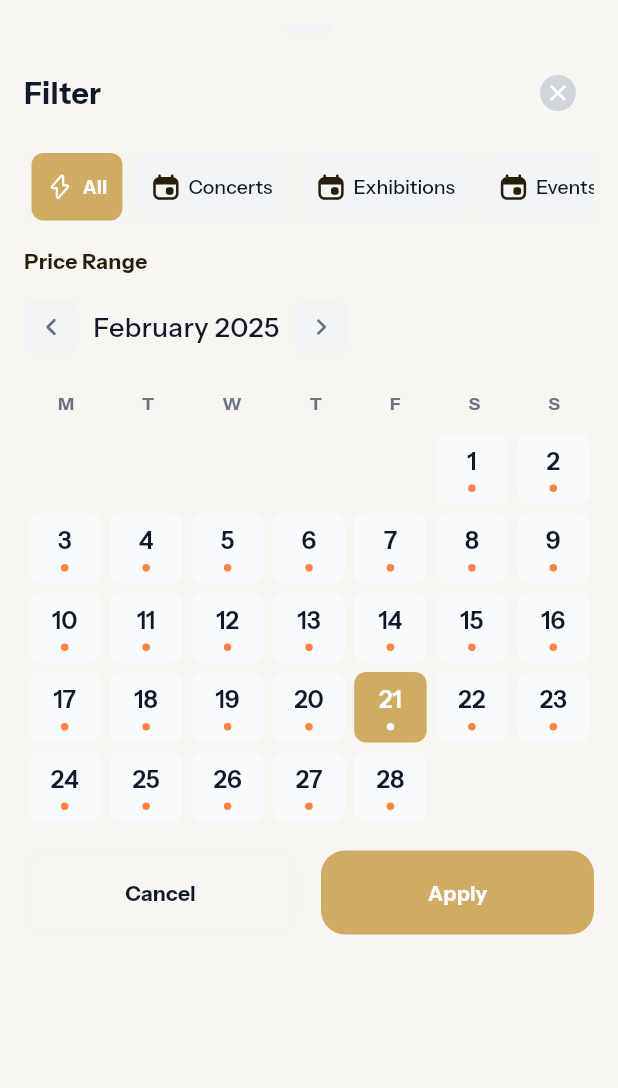
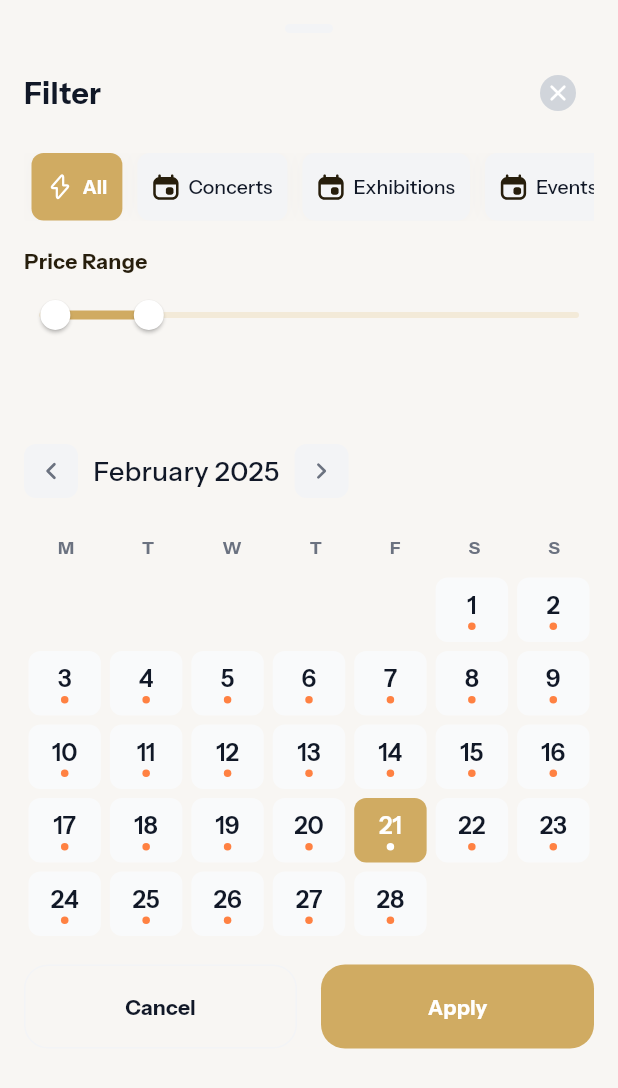
Before and after one commit to Xondamir-coder/soluxe_app, a Flutter app: the ExploreFilter widget shown alone on an empty page, opened directly, on a phone screen of 412 x 824 dp. Shown: the top 1088 px of the screen. Run offline on Flutter 3.47's test engine with Material 3 defaults, Android fonts, the phone set to English and light mode, and no system bars; our stand-ins replace flutter_svg, google_fonts, shared_preferences; accounts and stored records are empty; network calls fail.

Commit message:
date picker done, range price partially

```diff
--- a/lib/main.dart
+++ b/lib/main.dart
@@ -2,7 +2,6 @@ import 'package:flutter/material.dart';
 import 'package:google_fonts/google_fonts.dart';
 import 'package:soluxe/constants/colors.dart';
 import 'package:soluxe/screens/explore.dart';
-import 'package:soluxe/screens/home.dart';
 
 void main() {
   WidgetsFlutterBinding.ensureInitialized();
--- a/lib/screens/explore.dart
+++ b/lib/screens/explore.dart
@@ -46,8 +46,6 @@ class _ExploreScreenState extends State<ExploreScreen> {
 
   @override
   Widget build(BuildContext context) {
-    print('building explore');
-
     return GestureDetector(
       onTap: () => FocusScope.of(context).unfocus(),
       child: Scaffold(
--- a/lib/screens/home.dart
+++ b/lib/screens/home.dart
@@ -46,8 +46,6 @@ class _HomeScreenState extends State<HomeScreen> {
 
   @override
   Widget build(BuildContext context) {
-    print('building home');
-
     return GestureDetector(
       onTap: () => FocusScope.of(context).unfocus(),
       child: Scaffold(
--- a/lib/widgets/buttons/yellow_button.dart
+++ b/lib/widgets/buttons/yellow_button.dart
@@ -1,5 +1,4 @@
 import 'package:flutter/material.dart';
-import 'package:google_fonts/google_fonts.dart';
 import 'package:soluxe/constants/colors.dart';
 import 'package:soluxe/widgets/typography/my_text.dart';
 
--- a/lib/widgets/custom_date_picker.dart
+++ b/lib/widgets/custom_date_picker.dart
@@ -15,7 +15,131 @@ class CustomDatePicker extends StatefulWidget {
 }
 
 class _CustomDatePickerState extends State<CustomDatePicker> {
-  DateTime currentDate = DateTime.now(); // Tracks selected date
+  DateTime currentDate = DateTime.now();
+  double _opacity = 1.0; // Controls smooth fading
+
+  /// Changes the displayed month with a smooth transition
+  void _changeMonth(int direction) async {
+    setState(() {
+      _opacity = 0.0; // Fade out first
+    });
+
+    await Future.delayed(Duration(milliseconds: 200)); // Wait for fade-out
+
+    setState(() {
+      int targetYear = currentDate.year;
+      int targetMonth = currentDate.month + direction;
+
+      if (targetMonth < 1) {
+        targetYear -= 1;
+        targetMonth = 12;
+      } else if (targetMonth > 12) {
+        targetYear += 1;
+        targetMonth = 1;
+      }
+
+      int daysInTargetMonth = DateTime(targetYear, targetMonth + 1, 0).day;
+      int newDay = currentDate.day > daysInTargetMonth
+          ? daysInTargetMonth
+          : currentDate.day;
+
+      currentDate = DateTime(targetYear, targetMonth, newDay);
+      _opacity = 1.0; // Fade in after state update
+    });
+  }
+
+  /// Builds the calendar grid for the current month
+  Widget _buildCalendar() {
+    DateTime firstDayOfMonth = DateTime(currentDate.year, currentDate.month, 1);
+    int startingWeekday = firstDayOfMonth.weekday;
+    int daysInMonth = DateTime(currentDate.year, currentDate.month + 1, 0).day;
+
+    List<Widget> dayWidgets = [];
+    int dayCounter = 1;
+    int totalWeeks = ((startingWeekday - 1 + daysInMonth) / 7).ceil();
+
+    for (int i = 0; i < totalWeeks; i++) {
+      List<Widget> weekRow = [];
+
+      for (int j = 1; j <= 7; j++) {
+        if ((i == 0 && j < startingWeekday) || dayCounter > daysInMonth) {
+          weekRow.add(Expanded(child: SizedBox()));
+        } else {
+          DateTime day =
+              DateTime(currentDate.year, currentDate.month, dayCounter);
+          bool isSelected = day.day == currentDate.day;
+
+          weekRow.add(
+            Expanded(
+              child: Container(
+                margin: EdgeInsets.all(3),
+                child: AnimatedContainer(
+                  duration: const Duration(milliseconds: 300),
+                  decoration: BoxDecoration(
+                    color: isSelected
+                        ? AppColors.accentYellow
+                        : Color.fromRGBO(249, 250, 251, 1),
+                    borderRadius: BorderRadius.circular(8),
+                  ),
+                  child: Material(
+                    color: Colors.transparent,
+                    child: InkWell(
+                      onTap: () => _selectDate(day),
+                      borderRadius: BorderRadius.circular(8),
+                      splashColor: AppColors.accentYellow.withOpacity(0.2),
+                      highlightColor: AppColors.accentYellow.withOpacity(0.1),
+                      child: Padding(
+                        padding:
+                            EdgeInsets.symmetric(horizontal: 10, vertical: 8),
+                        child: Column(
+                          children: [
+                            AnimatedDefaultTextStyle(
+                              duration: const Duration(milliseconds: 300),
+                              style: GoogleFonts.instrumentSans(
+                                color: isSelected
+                                    ? Colors.white
+                                    : AppColors.deepBlue,
+                                fontSize: 16,
+                                fontWeight: FontWeight.w600,
+                              ),
+                              child: Text('${day.day}'),
+                            ),
+                            SizedBox(height: 2),
+                            AnimatedContainer(
+                              duration: const Duration(milliseconds: 300),
+                              width: 5,
+                              height: 5,
+                              decoration: BoxDecoration(
+                                color: isSelected
+                                    ? Colors.white
+                                    : Color.fromRGBO(255, 129, 66, 1),
+                                shape: BoxShape.circle,
+                              ),
+                            ),
+                          ],
+                        ),
+                      ),
+                    ),
+                  ),
+                ),
+              ),
+            ),
+          );
+          dayCounter++;
+        }
+      }
+
+      dayWidgets.add(Row(children: weekRow));
+    }
+
+    return AnimatedOpacity(
+      duration: Duration(milliseconds: 200),
+      opacity: _opacity,
+      child: Column(
+        children: dayWidgets,
+      ),
+    );
+  }
 
   @override
   Widget build(BuildContext context) {
@@ -97,115 +221,12 @@ class _CustomDatePickerState extends State<CustomDatePicker> {
     );
   }
 
-  /// Builds the calendar grid for the current month
-  Widget _buildCalendar() {
-    DateTime firstDayOfMonth = DateTime(currentDate.year, currentDate.month, 1);
-    int startingWeekday = firstDayOfMonth.weekday; // Monday = 1, Sunday = 7
-    int daysInMonth = DateTime(currentDate.year, currentDate.month + 1, 0).day;
-
-    List<Widget> dayWidgets = [];
-    int dayCounter = 1;
-
-    // Build weeks dynamically
-    for (int i = 0; i < 6; i++) {
-      // Max 6 weeks in a month
-      List<Widget> weekRow = [];
-
-      for (int j = 1; j <= 7; j++) {
-        if ((i == 0 && j < startingWeekday) || dayCounter > daysInMonth) {
-          // Empty cells before first day or after last day
-          weekRow.add(Expanded(child: SizedBox()));
-        } else {
-          DateTime day =
-              DateTime(currentDate.year, currentDate.month, dayCounter);
-          bool isSelected = day.day == currentDate.day;
-
-          weekRow.add(
-            Expanded(
-              child: Container(
-                margin: EdgeInsets.all(3),
-                child: AnimatedContainer(
-                  duration: const Duration(milliseconds: 300),
-                  decoration: BoxDecoration(
-                    color: isSelected
-                        ? AppColors.accentYellow
-                        : Color.fromRGBO(249, 250, 251, 1),
-                    borderRadius: BorderRadius.circular(8),
-                  ),
-                  child: Material(
-                    color: Colors.transparent,
-                    child: InkWell(
-                      onTap: () => _selectDate(day),
-                      borderRadius: BorderRadius.circular(8),
-                      splashColor:
-                          AppColors.accentYellow.withValues(alpha: 0.2),
-                      highlightColor:
-                          AppColors.accentYellow.withValues(alpha: 0.1),
-                      child: Padding(
-                        padding: EdgeInsets.symmetric(
-                          horizontal: 10,
-                          vertical: 8,
-                        ),
-                        child: Column(
-                          spacing: 2,
-                          children: [
-                            AnimatedDefaultTextStyle(
-                              duration: const Duration(milliseconds: 300),
-                              style: GoogleFonts.instrumentSans(
-                                color: isSelected
-                                    ? Colors.white
-                                    : AppColors.deepBlue,
-                                fontSize: 16,
-                                fontWeight: FontWeight.w600,
-                              ),
-                              child: Text('${day.day}'),
-                            ),
-                            SizedBox(height: 2),
-                            AnimatedContainer(
-                              duration: const Duration(milliseconds: 300),
-                              width: 5,
-                              height: 5,
-                              decoration: BoxDecoration(
-                                color: isSelected
-                                    ? Colors.white
-                                    : Color.fromRGBO(255, 129, 66, 1),
-                                shape: BoxShape.circle,
-                              ),
-                            ),
-                          ],
-                        ),
-                      ),
-                    ),
-                  ),
-                ),
-              ),
-            ),
-          );
-
-          dayCounter++;
-        }
-      }
-
-      dayWidgets.add(Row(children: weekRow));
-    }
-
-    return Column(children: dayWidgets);
-  }
-
-  /// Changes the displayed month
-  void _changeMonth(int direction) {
-    setState(() {
-      currentDate =
-          DateTime(currentDate.year, currentDate.month + direction, 1);
-    });
-  }
-
   /// Selects a new date and calls `onDateChange`
   void _selectDate(DateTime date) {
     setState(() {
       currentDate = date;
     });
 
-    widget.onDateChange(date); // Send selected date
+    widget.onDateChange(date);
   }
 }
--- a/lib/widgets/explore_filter.dart
+++ b/lib/widgets/explore_filter.dart
@@ -6,6 +6,7 @@ import 'package:soluxe/widgets/buttons/grey_outlined_button.dart';
 import 'package:soluxe/widgets/buttons/yellow_button.dart';
 import 'package:soluxe/widgets/category_tabs.dart';
 import 'package:soluxe/widgets/custom_date_picker.dart';
+import 'package:soluxe/widgets/price_range_slider.dart';
 import 'package:soluxe/widgets/typography/my_text.dart';
 
 class ExploreFilter extends StatefulWidget {
@@ -16,19 +17,23 @@ class ExploreFilter extends StatefulWidget {
 }
 
 class _ExploreFilterState extends State<ExploreFilter> {
+  final categories = ['All', 'Concerts', 'Exhibitions', 'Events', 'Others'];
+
+  late DateTime selectedDate;
   late final ValueNotifier<String> selectedCategory;
-  late DateTime selectedDate;
-  final categories = ['All', 'Concerts', 'Exhibitions', 'Events', 'Others'];
+  late final ValueNotifier<RangeValues> selectedPrice;
 
   @override
   void initState() {
     selectedCategory = ValueNotifier<String>(categories[0]);
+    selectedPrice = ValueNotifier<RangeValues>(RangeValues(50, 400));
     super.initState();
   }
 
   @override
   void dispose() {
-    selectedCategory.dispose(); // Dispose to prevent memory leaks
+    selectedCategory.dispose();
+    selectedPrice.dispose();
     super.dispose();
   }
 
@@ -64,14 +69,12 @@ class _ExploreFilterState extends State<ExploreFilter> {
           ),
           ValueListenableBuilder<String>(
             valueListenable: selectedCategory,
-            builder: (context, value, child) {
-              return CategoryTabs(
-                selectedCategory: value,
-                categories: categories,
-                iconPath: 'assets/icons/date.svg',
-                onCategorySelected: (val) => selectedCategory.value = val,
-              );
-            },
+            builder: (context, value, child) => CategoryTabs(
+              selectedCategory: value,
+              categories: categories,
+              iconPath: 'assets/icons/date.svg',
+              onCategorySelected: (val) => selectedCategory.value = val,
+            ),
           ),
           Align(
             alignment: Alignment.centerLeft,
@@ -79,6 +82,16 @@ class _ExploreFilterState extends State<ExploreFilter> {
               'Price Range',
               color: AppColors.darkBrown,
               fontWeight: FontWeight.w700,
+            ),
+          ),
+          ValueListenableBuilder<RangeValues>(
+            valueListenable: selectedPrice,
+            builder: (context, value, child) => SizedBox(
+              height: 80,
+              child: PriceRangeSlider(
+                selectedPrice: value,
+                onSelectPrice: (val) => selectedPrice.value = val,
+              ),
             ),
           ),
           CustomDatePicker(
--- /dev/null
+++ b/lib/widgets/price_range_slider.dart
@@ -0,0 +1,63 @@
+import 'package:flutter/material.dart';
+import 'package:soluxe/constants/colors.dart';
+
+class PriceRangeSlider extends StatelessWidget {
+  final RangeValues selectedPrice;
+  final Function(RangeValues) onSelectPrice;
+
+  const PriceRangeSlider({
+    super.key,
+    required this.selectedPrice,
+    required this.onSelectPrice,
+  });
+
+  @override
+  Widget build(BuildContext context) {
+    print('building slider');
+    return Column(
+      children: [
+        // Range Slider
+        SliderTheme(
+          data: SliderTheme.of(context).copyWith(
+            activeTrackColor: AppColors.accentYellow,
+            inactiveTrackColor: Color.fromRGBO(243, 234, 216, 1),
+            trackHeight: 4,
+            activeTickMarkColor: Colors.transparent,
+            inactiveTickMarkColor: Colors.transparent,
+            thumbShape: RoundSliderThumbShape(
+              enabledThumbRadius: 12.0,
+              elevation: 0,
+            ),
+            overlayShape: RoundSliderOverlayShape(overlayRadius: 0),
+            thumbColor: Colors.white,
+          ),
+          child: RangeSlider(
+            values: selectedPrice,
+            min: 0,
+            max: 2000,
+            divisions: 40,
+            labels: RangeLabels(
+              '\$${selectedPrice.start.round()}',
+              '\$${selectedPrice.end.round()}',
+            ),
+            onChanged: onSelectPrice,
+          ),
+        ),
+
+        // Price Labels
+        // Padding(
+        //   padding: const EdgeInsets.symmetric(horizontal: 16.0),
+        //   child: Row(
+        //     mainAxisAlignment: MainAxisAlignment.spaceBetween,
+        //     children: const [
+        //       Text("\$0", style: TextStyle(color: Colors.grey)),
+        //       Text("\$50", style: TextStyle(fontWeight: FontWeight.bold)),
+        //       Text("\$400", style: TextStyle(fontWeight: FontWeight.bold)),
+        //       Text("\$2000", style: TextStyle(color: Colors.grey)),
+        //     ],
+        //   ),
+        // ),
+      ],
+    );
+  }
+}
--- a/lib/widgets/settings/settings_label.dart
+++ b/lib/widgets/settings/settings_label.dart
@@ -1,5 +1,4 @@
 import 'package:flutter/material.dart';
-import 'package:soluxe/constants/colors.dart';
 import 'package:soluxe/widgets/typography/my_text.dart';
 
 class SettingsLabel extends StatelessWidget {
```
